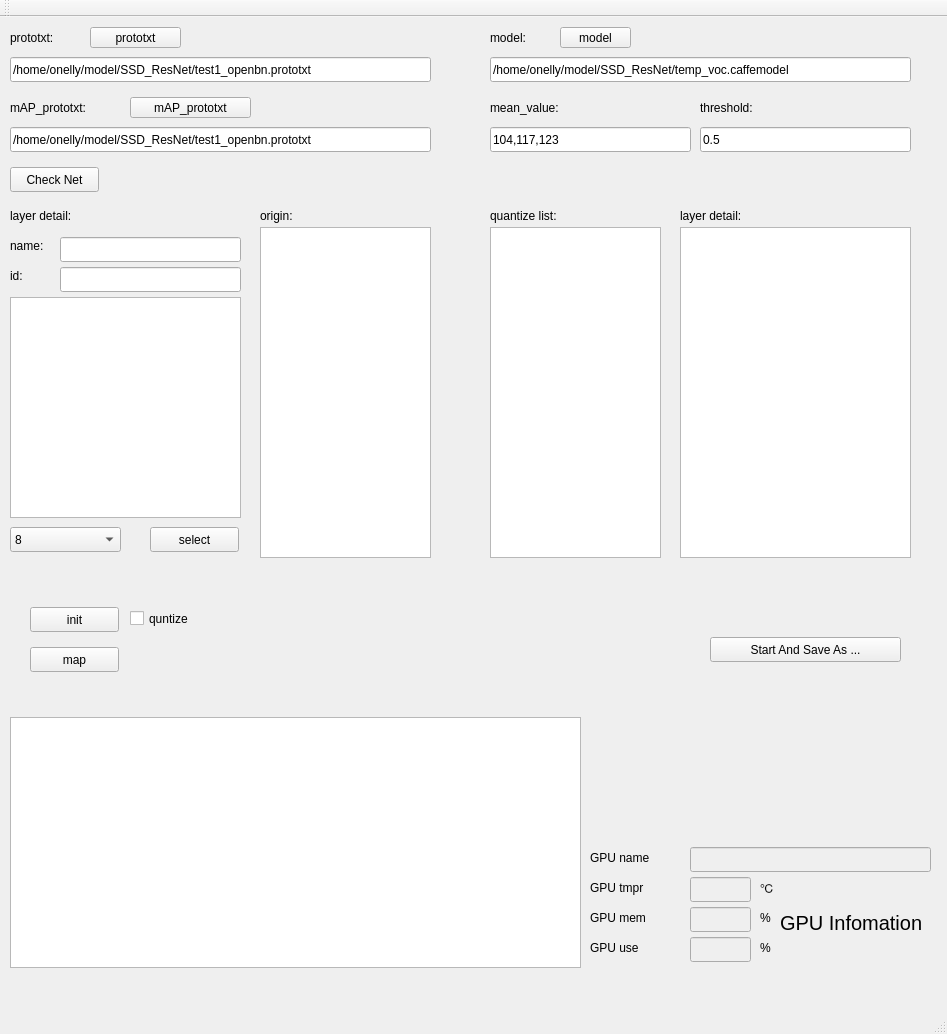
The window that mainwindow.ui (onellyhe/test_quantize) describes before a commit, drawn with Qt 5.
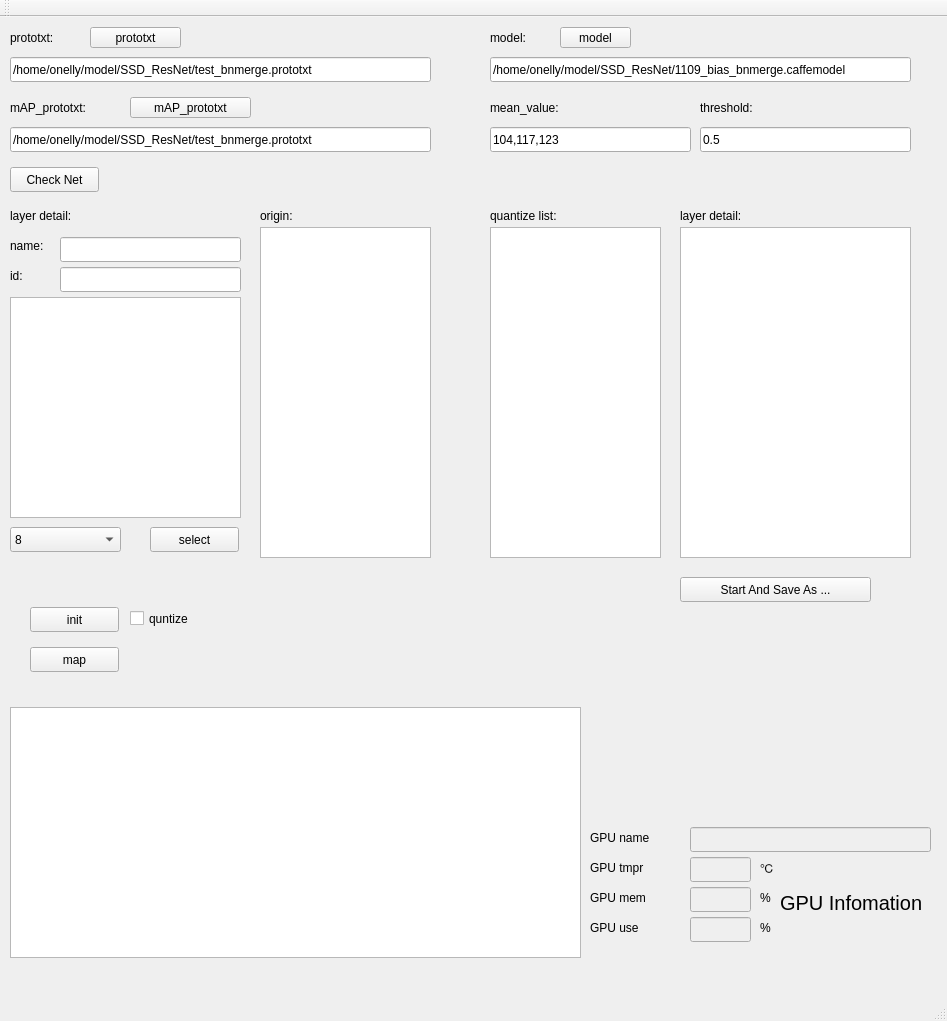
The same window after the commit.

The edit to the form file:
```diff
--- a/mainwindow.ui
+++ b/mainwindow.ui
@@ -7,7 +7,7 @@
     <x>0</x>
     <y>0</y>
     <width>947</width>
-    <height>1034</height>
+    <height>1021</height>
    </rect>
   </property>
   <property name="windowTitle">
@@ -101,7 +101,7 @@
      </sizepolicy>
     </property>
     <property name="text">
-     <string>/home/onelly/model/SSD_ResNet/temp_voc.caffemodel</string>
+     <string>/home/onelly/model/SSD_ResNet/1109_bias_bnmerge.caffemodel</string>
     </property>
    </widget>
    <widget class="QLineEdit" name="lineEdit_prototxt">
@@ -123,7 +123,7 @@
      </sizepolicy>
     </property>
     <property name="text">
-     <string>/home/onelly/model/SSD_ResNet/test1_openbn.prototxt</string>
+     <string>/home/onelly/model/SSD_ResNet/test_bnmerge.prototxt</string>
     </property>
    </widget>
    <widget class="QPushButton" name="Select_model">
@@ -187,7 +187,7 @@
      </sizepolicy>
     </property>
     <property name="text">
-     <string>/home/onelly/model/SSD_ResNet/test1_openbn.prototxt</string>
+     <string>/home/onelly/model/SSD_ResNet/test_bnmerge.prototxt</string>
     </property>
    </widget>
    <widget class="QLabel" name="label_18">
@@ -307,8 +307,8 @@
    <widget class="QPushButton" name="pushButton_3">
     <property name="geometry">
      <rect>
-      <x>710</x>
-      <y>620</y>
+      <x>680</x>
+      <y>560</y>
       <width>191</width>
       <height>25</height>
      </rect>
@@ -334,7 +334,7 @@
     <property name="geometry">
      <rect>
       <x>10</x>
-      <y>700</y>
+      <y>690</y>
       <width>571</width>
       <height>251</height>
      </rect>
@@ -436,7 +436,7 @@
     <property name="geometry">
      <rect>
       <x>590</x>
-      <y>860</y>
+      <y>840</y>
       <width>81</width>
       <height>21</height>
      </rect>
@@ -452,7 +452,7 @@
     <property name="geometry">
      <rect>
       <x>690</x>
-      <y>830</y>
+      <y>810</y>
       <width>241</width>
       <height>25</height>
      </rect>
@@ -468,7 +468,7 @@
     <property name="geometry">
      <rect>
       <x>760</x>
-      <y>890</y>
+      <y>870</y>
       <width>21</width>
       <height>21</height>
      </rect>
@@ -484,7 +484,7 @@
     <property name="geometry">
      <rect>
       <x>690</x>
-      <y>860</y>
+      <y>840</y>
       <width>61</width>
       <height>25</height>
      </rect>
@@ -500,7 +500,7 @@
     <property name="geometry">
      <rect>
       <x>590</x>
-      <y>890</y>
+      <y>870</y>
       <width>81</width>
       <height>21</height>
      </rect>
@@ -516,7 +516,7 @@
     <property name="geometry">
      <rect>
       <x>690</x>
-      <y>920</y>
+      <y>900</y>
       <width>61</width>
       <height>25</height>
      </rect>
@@ -532,7 +532,7 @@
     <property name="geometry">
      <rect>
       <x>760</x>
-      <y>860</y>
+      <y>840</y>
       <width>21</width>
       <height>21</height>
      </rect>
@@ -545,7 +545,7 @@
     <property name="geometry">
      <rect>
       <x>590</x>
-      <y>830</y>
+      <y>810</y>
       <width>81</width>
       <height>21</height>
      </rect>
@@ -558,7 +558,7 @@
     <property name="geometry">
      <rect>
       <x>760</x>
-      <y>920</y>
+      <y>900</y>
       <width>21</width>
       <height>21</height>
      </rect>
@@ -571,7 +571,7 @@
     <property name="geometry">
      <rect>
       <x>780</x>
-      <y>880</y>
+      <y>860</y>
       <width>151</width>
       <height>51</height>
      </rect>
@@ -604,7 +604,7 @@
     <property name="geometry">
      <rect>
       <x>690</x>
-      <y>890</y>
+      <y>870</y>
       <width>61</width>
       <height>25</height>
      </rect>
@@ -620,7 +620,7 @@
     <property name="geometry">
      <rect>
       <x>590</x>
-      <y>920</y>
+      <y>900</y>
       <width>81</width>
       <height>21</height>
      </rect>
```
Left out of the diff: 2 changed lines with no effect on the pictures.
